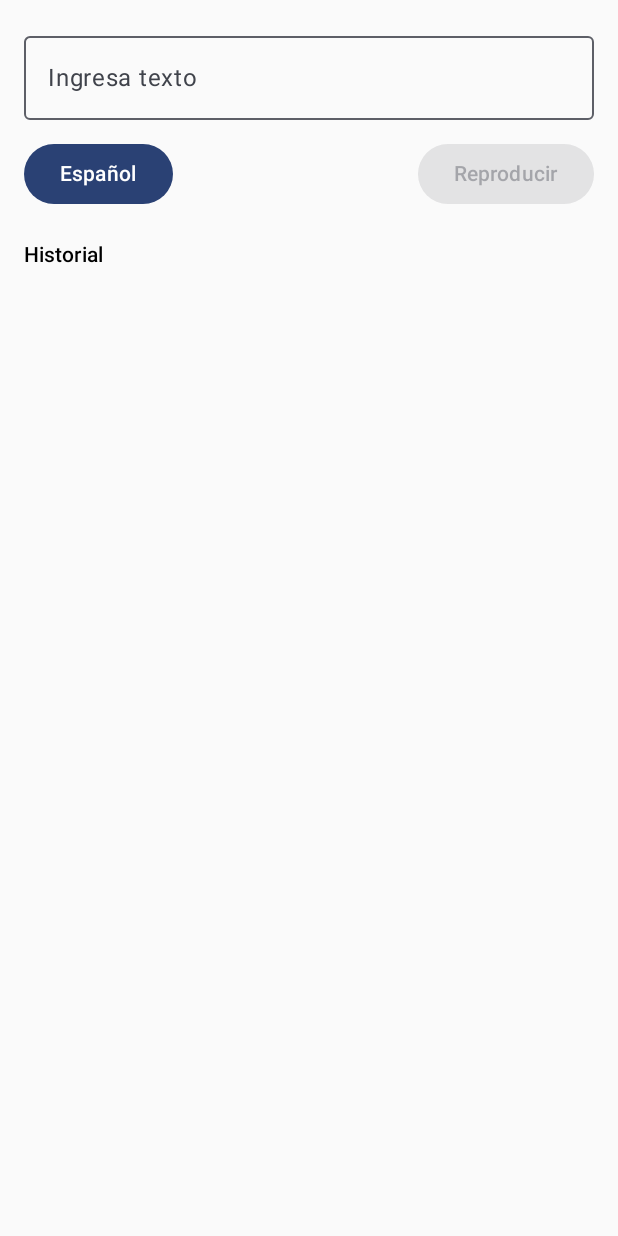
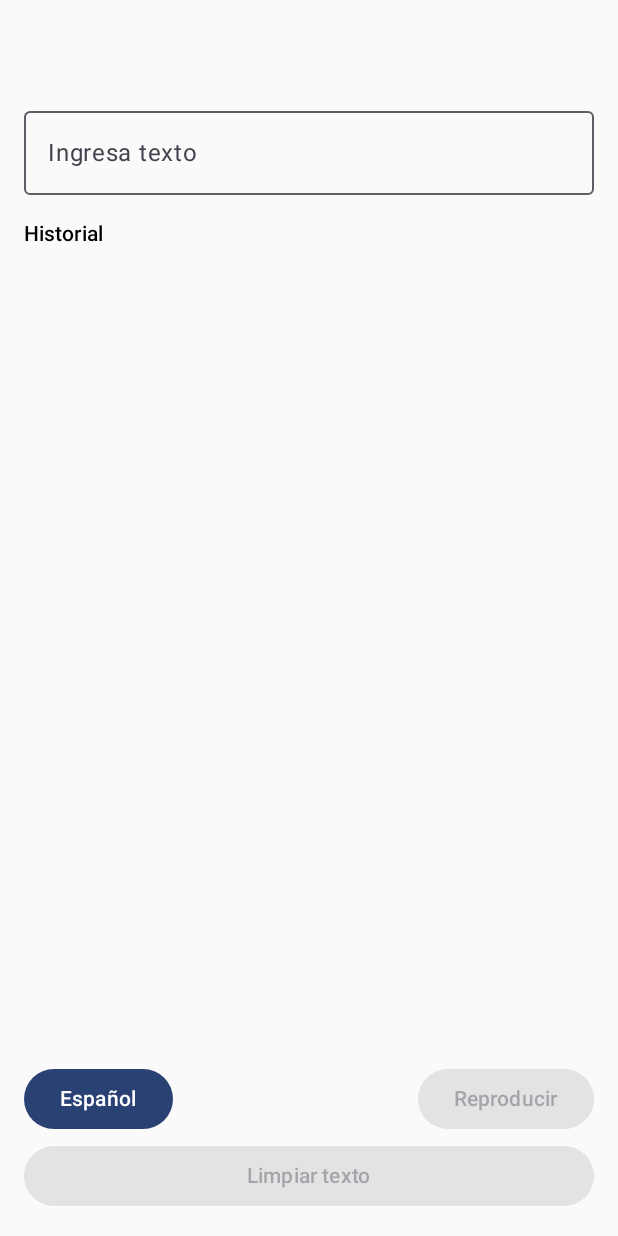
Before and after one commit to josrangel/AndroidTtsSpeachCompose, an Android app built with Jetpack Compose: the screen it shows after launch (MainActivity), on a phone screen of 412 x 824 dp. Run offline under Robolectric (Android 15) with nearby library versions, the phone set to English and light mode, and no system bars.

Commit message:
Updating UI

```diff
--- a/app/src/main/java/com/josrangel/androidttsspeach/ui/MainScreen.kt
+++ b/app/src/main/java/com/josrangel/androidttsspeach/ui/MainScreen.kt
@@ -10,6 +10,7 @@ import androidx.compose.material3.MaterialTheme
 import androidx.compose.material3.OutlinedTextField
 import androidx.compose.material3.Text
 import androidx.compose.runtime.*
+import androidx.compose.ui.Alignment
 import androidx.compose.ui.Modifier
 import androidx.compose.ui.unit.dp
 import com.josrangel.androidttsspeach.viewmodel.TextToSpeechViewModel
@@ -29,17 +30,46 @@ fun MainScreen(viewModel: TextToSpeechViewModel) {
 
     var expanded by remember { mutableStateOf(false) }
 
-    Column(modifier = Modifier.padding(16.dp)) {
+    Box(modifier = Modifier.fillMaxSize()) {
+        Column(modifier = Modifier
+            .fillMaxSize()
+            .padding(top = 50.dp, bottom = 150.dp)) {
             OutlinedTextField(
                 value = text,
                 onValueChange = viewModel::updateText,
                 label = { Text("Ingresa texto") },
-            modifier = Modifier.fillMaxWidth()
+                modifier = Modifier
+                    .fillMaxWidth()
+                    .padding(16.dp)
             )
 
-        Spacer(Modifier.height(12.dp))
+            Text("Historial", style = MaterialTheme.typography.labelLarge, modifier = Modifier.padding(start = 16.dp))
 
-        Row(Modifier.fillMaxWidth(), horizontalArrangement = Arrangement.SpaceBetween) {
+            LazyColumn(
+                modifier = Modifier
+                    .fillMaxSize()
+                    .padding(horizontal = 16.dp)
+            ) {
+                items(history) { entry ->
+                    val date = remember(entry.timestamp) {
+                        java.text.SimpleDateFormat("HH:mm:ss", Locale.getDefault()).format(Date(entry.timestamp))
+                    }
+                    Text("• ${entry.text}  —  $date")
+                }
+            }
+        }
+
+        // Botones fijos abajo
+        Column(
+            modifier = Modifier
+                .align(Alignment.BottomCenter)
+                .fillMaxWidth()
+                .padding(16.dp)
+        ) {
+            Row(
+                modifier = Modifier.fillMaxWidth(),
+                horizontalArrangement = Arrangement.SpaceBetween
+            ) {
                 Box {
                     Button(onClick = { expanded = true }) {
                         Text(languageOptions.first { it.second == language }.first)
@@ -59,11 +89,15 @@ fun MainScreen(viewModel: TextToSpeechViewModel) {
                 }
             }
 
-        Spacer(Modifier.height(20.dp))
-        Text("Historial", style = MaterialTheme.typography.labelLarge)
-        LazyColumn(modifier = Modifier.fillMaxSize()) {
-            items(history) { entry ->
-                Text("• ${entry.text}")
+            Spacer(modifier = Modifier.height(3.dp))
+
+            // Botón de limpiar texto
+            Button(
+                onClick = { viewModel.updateText("") },
+                enabled = text.isNotBlank(),
+                modifier = Modifier.fillMaxWidth()
+            ) {
+                Text("Limpiar texto")
             }
         }
     }
```
Lines whose indentation alone changed are shown as unchanged.
